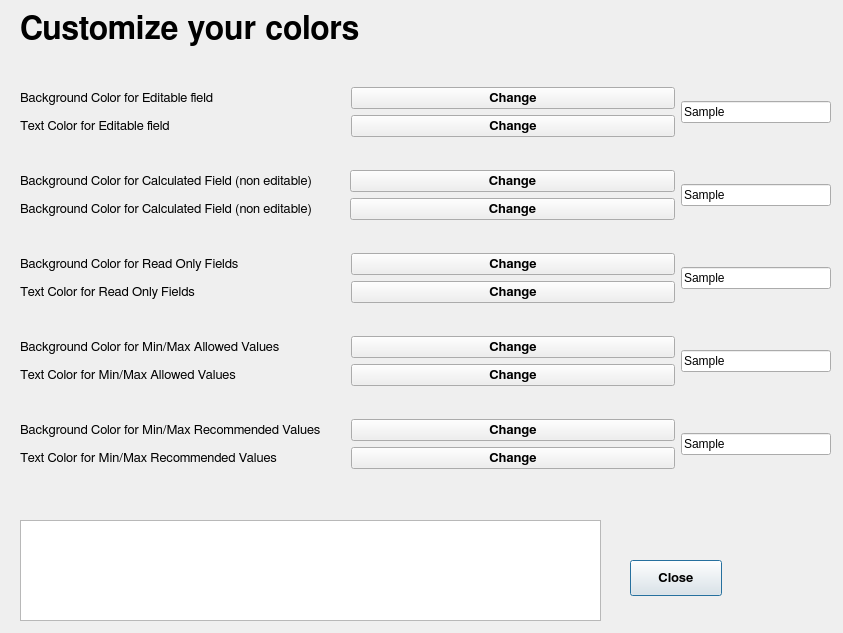
This is src/designer/colordialog.ui in jaaf/EasyBeer as Qt 5 draws it before an edit. The edited form follows.
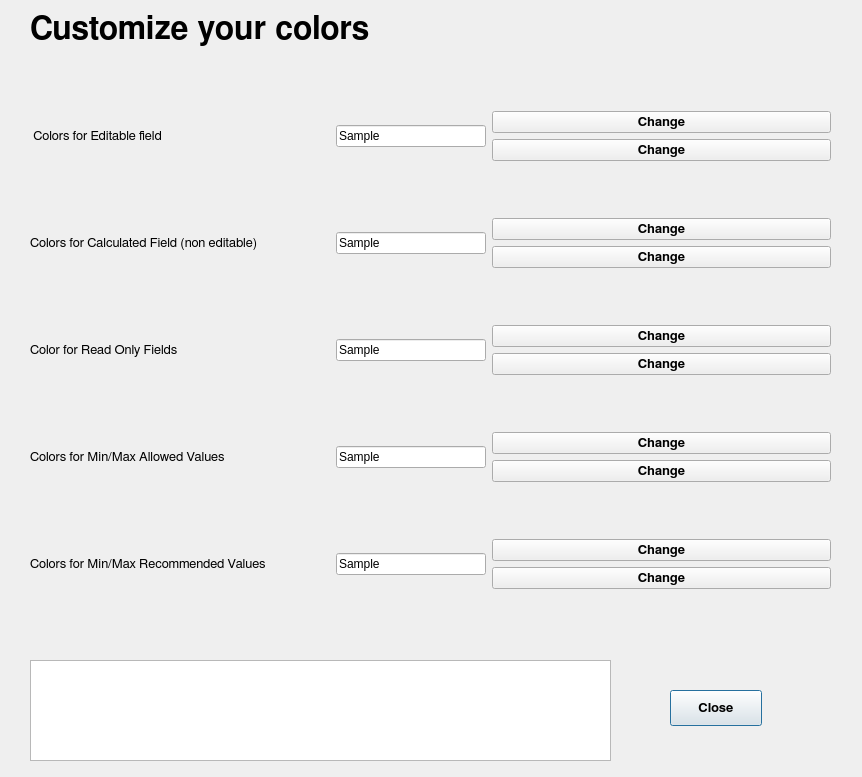
This is the edited form.

Commit message: simplifying color dialog

Patch:
```diff
--- a/src/designer/colordialog.ui
+++ b/src/designer/colordialog.ui
@@ -6,8 +6,8 @@
    <rect>
     <x>0</x>
     <y>0</y>
-    <width>843</width>
-    <height>633</height>
+    <width>862</width>
+    <height>777</height>
    </rect>
   </property>
   <property name="windowTitle">
@@ -16,7 +16,7 @@
   <widget class="QLabel" name="label_custom">
    <property name="geometry">
     <rect>
-     <x>20</x>
+     <x>30</x>
      <y>10</y>
      <width>421</width>
      <height>41</height>
@@ -37,8 +37,8 @@
   <widget class="QPushButton" name="close_button">
    <property name="geometry">
     <rect>
-     <x>630</x>
-     <y>560</y>
+     <x>670</x>
+     <y>690</y>
      <width>92</width>
      <height>36</height>
     </rect>
@@ -58,18 +58,16 @@
   <widget class="QWidget" name="layoutWidget">
    <property name="geometry">
     <rect>
-     <x>20</x>
+     <x>30</x>
      <y>60</y>
-     <width>811</width>
-     <height>436</height>
+     <width>801</width>
+     <height>581</height>
     </rect>
    </property>
    <layout class="QVBoxLayout" name="field_layout">
     <item>
-     <layout class="QHBoxLayout" name="horizontalLayout">
+     <layout class="QHBoxLayout" name="horizontalLayout_8">
       <item>
-       <layout class="QGridLayout" name="gridLayout">
-        <item row="0" column="0">
          <widget class="QLabel" name="label_1">
           <property name="minimumSize">
            <size>
@@ -79,7 +77,7 @@
           </property>
           <property name="maximumSize">
            <size>
-            <width>400</width>
+          <width>300</width>
             <height>16777215</height>
            </size>
           </property>
@@ -90,11 +88,26 @@
            </font>
           </property>
           <property name="text">
-           <string>Background Color for Editable field</string>
+         <string> Colors for Editable field</string>
           </property>
          </widget>
         </item>
-        <item row="0" column="1">
+      <item>
+       <widget class="QLineEdit" name="lineEdit_2">
+        <property name="maximumSize">
+         <size>
+          <width>150</width>
+          <height>16777215</height>
+         </size>
+        </property>
+        <property name="text">
+         <string>Sample</string>
+        </property>
+       </widget>
+      </item>
+      <item>
+       <layout class="QVBoxLayout" name="verticalLayout_3">
+        <item>
          <widget class="QPushButton" name="pushButton_1">
           <property name="minimumSize">
            <size>
@@ -102,6 +115,12 @@
             <height>0</height>
            </size>
           </property>
+          <property name="maximumSize">
+           <size>
+            <width>350</width>
+            <height>16777215</height>
+           </size>
+          </property>
           <property name="font">
            <font>
             <family>FreeSans</family>
@@ -115,32 +134,7 @@
           </property>
          </widget>
         </item>
-        <item row="1" column="0">
-         <widget class="QLabel" name="label_6">
-          <property name="minimumSize">
-           <size>
-            <width>300</width>
-            <height>0</height>
-           </size>
-          </property>
-          <property name="maximumSize">
-           <size>
-            <width>400</width>
-            <height>16777215</height>
-           </size>
-          </property>
-          <property name="font">
-           <font>
-            <family>FreeSans</family>
-            <pointsize>10</pointsize>
-           </font>
-          </property>
-          <property name="text">
-           <string>Text Color for Editable field</string>
-          </property>
-         </widget>
-        </item>
-        <item row="1" column="1">
+        <item>
          <widget class="QPushButton" name="pushButton_6">
           <property name="minimumSize">
            <size>
@@ -148,6 +142,12 @@
             <height>0</height>
            </size>
           </property>
+          <property name="maximumSize">
+           <size>
+            <width>350</width>
+            <height>16777215</height>
+           </size>
+          </property>
           <property name="font">
            <font>
             <family>FreeSans</family>
@@ -162,6 +162,35 @@
          </widget>
         </item>
        </layout>
+      </item>
+     </layout>
+    </item>
+    <item>
+     <layout class="QHBoxLayout" name="horizontalLayout_7">
+      <item>
+       <widget class="QLabel" name="label_2">
+        <property name="minimumSize">
+         <size>
+          <width>300</width>
+          <height>0</height>
+         </size>
+        </property>
+        <property name="maximumSize">
+         <size>
+          <width>300</width>
+          <height>16777215</height>
+         </size>
+        </property>
+        <property name="font">
+         <font>
+          <family>FreeSans</family>
+          <pointsize>10</pointsize>
+         </font>
+        </property>
+        <property name="text">
+         <string>Colors for Calculated Field (non editable)</string>
+        </property>
+       </widget>
       </item>
       <item>
        <widget class="QLineEdit" name="lineEdit_1">
@@ -179,41 +208,9 @@
         </property>
        </widget>
       </item>
-     </layout>
-    </item>
     <item>
-     <layout class="QHBoxLayout" name="horizontalLayout_2">
+       <layout class="QVBoxLayout" name="verticalLayout_2">
       <item>
-       <layout class="QGridLayout" name="gridLayout_2">
-        <property name="horizontalSpacing">
-         <number>5</number>
-        </property>
-        <item row="0" column="0">
-         <widget class="QLabel" name="label_2">
-          <property name="minimumSize">
-           <size>
-            <width>300</width>
-            <height>0</height>
-           </size>
-          </property>
-          <property name="maximumSize">
-           <size>
-            <width>400</width>
-            <height>16777215</height>
-           </size>
-          </property>
-          <property name="font">
-           <font>
-            <family>FreeSans</family>
-            <pointsize>10</pointsize>
-           </font>
-          </property>
-          <property name="text">
-           <string>Background Color for Calculated Field (non editable)</string>
-          </property>
-         </widget>
-        </item>
-        <item row="0" column="1">
          <widget class="QPushButton" name="pushButton_2">
           <property name="minimumSize">
            <size>
@@ -221,6 +218,12 @@
             <height>0</height>
            </size>
           </property>
+          <property name="maximumSize">
+           <size>
+            <width>350</width>
+            <height>16777215</height>
+           </size>
+          </property>
           <property name="font">
            <font>
             <family>FreeSans</family>
@@ -234,32 +237,7 @@
           </property>
          </widget>
         </item>
-        <item row="1" column="0">
-         <widget class="QLabel" name="label_7">
-          <property name="minimumSize">
-           <size>
-            <width>300</width>
-            <height>0</height>
-           </size>
-          </property>
-          <property name="maximumSize">
-           <size>
-            <width>400</width>
-            <height>16777215</height>
-           </size>
-          </property>
-          <property name="font">
-           <font>
-            <family>FreeSans</family>
-            <pointsize>10</pointsize>
-           </font>
-          </property>
-          <property name="text">
-           <string>Background Color for Calculated Field (non editable)</string>
-          </property>
-         </widget>
-        </item>
-        <item row="1" column="1">
+        <item>
          <widget class="QPushButton" name="pushButton_7">
           <property name="minimumSize">
            <size>
@@ -267,6 +245,12 @@
             <height>0</height>
            </size>
           </property>
+          <property name="maximumSize">
+           <size>
+            <width>350</width>
+            <height>16777215</height>
+           </size>
+          </property>
           <property name="font">
            <font>
             <family>FreeSans</family>
@@ -282,26 +266,11 @@
         </item>
        </layout>
       </item>
-      <item>
-       <widget class="QLineEdit" name="lineEdit_2">
-        <property name="maximumSize">
-         <size>
-          <width>150</width>
-          <height>16777215</height>
-         </size>
-        </property>
-        <property name="text">
-         <string>Sample</string>
-        </property>
-       </widget>
-      </item>
      </layout>
     </item>
     <item>
-     <layout class="QHBoxLayout" name="horizontalLayout_3">
+     <layout class="QHBoxLayout" name="horizontalLayout_9">
       <item>
-       <layout class="QGridLayout" name="gridLayout_3">
-        <item row="0" column="0">
          <widget class="QLabel" name="label_3">
           <property name="minimumSize">
            <size>
@@ -311,7 +280,7 @@
           </property>
           <property name="maximumSize">
            <size>
-            <width>400</width>
+          <width>300</width>
             <height>16777215</height>
            </size>
           </property>
@@ -322,11 +291,26 @@
            </font>
           </property>
           <property name="text">
-           <string>Background Color for Read Only Fields </string>
+         <string>Color for Read Only Fields </string>
           </property>
          </widget>
         </item>
-        <item row="0" column="1">
+      <item>
+       <widget class="QLineEdit" name="lineEdit_3">
+        <property name="maximumSize">
+         <size>
+          <width>150</width>
+          <height>16777215</height>
+         </size>
+        </property>
+        <property name="text">
+         <string>Sample</string>
+        </property>
+       </widget>
+      </item>
+      <item>
+       <layout class="QVBoxLayout" name="verticalLayout_4">
+        <item>
          <widget class="QPushButton" name="pushButton_3">
           <property name="minimumSize">
            <size>
@@ -334,6 +318,12 @@
             <height>0</height>
            </size>
           </property>
+          <property name="maximumSize">
+           <size>
+            <width>350</width>
+            <height>16777215</height>
+           </size>
+          </property>
           <property name="font">
            <font>
             <family>FreeSans</family>
@@ -347,32 +337,7 @@
           </property>
          </widget>
         </item>
-        <item row="1" column="0">
-         <widget class="QLabel" name="label_8">
-          <property name="minimumSize">
-           <size>
-            <width>300</width>
-            <height>0</height>
-           </size>
-          </property>
-          <property name="maximumSize">
-           <size>
-            <width>400</width>
-            <height>16777215</height>
-           </size>
-          </property>
-          <property name="font">
-           <font>
-            <family>FreeSans</family>
-            <pointsize>10</pointsize>
-           </font>
-          </property>
-          <property name="text">
-           <string>Text Color for Read Only Fields </string>
-          </property>
-         </widget>
-        </item>
-        <item row="1" column="1">
+        <item>
          <widget class="QPushButton" name="pushButton_8">
           <property name="minimumSize">
            <size>
@@ -380,6 +345,12 @@
             <height>0</height>
            </size>
           </property>
+          <property name="maximumSize">
+           <size>
+            <width>350</width>
+            <height>16777215</height>
+           </size>
+          </property>
           <property name="font">
            <font>
             <family>FreeSans</family>
@@ -395,26 +366,11 @@
         </item>
        </layout>
       </item>
-      <item>
-       <widget class="QLineEdit" name="lineEdit_3">
-        <property name="maximumSize">
-         <size>
-          <width>150</width>
-          <height>16777215</height>
-         </size>
-        </property>
-        <property name="text">
-         <string>Sample</string>
-        </property>
-       </widget>
-      </item>
      </layout>
     </item>
     <item>
-     <layout class="QHBoxLayout" name="horizontalLayout_4">
+     <layout class="QHBoxLayout" name="horizontalLayout_3">
       <item>
-       <layout class="QGridLayout" name="gridLayout_4">
-        <item row="0" column="0">
          <widget class="QLabel" name="label_4">
           <property name="minimumSize">
            <size>
@@ -424,7 +380,7 @@
           </property>
           <property name="maximumSize">
            <size>
-            <width>400</width>
+          <width>300</width>
             <height>16777215</height>
            </size>
           </property>
@@ -435,11 +391,26 @@
            </font>
           </property>
           <property name="text">
-           <string>Background Color for Min/Max Allowed Values</string>
+         <string>Colors for Min/Max Allowed Values</string>
           </property>
          </widget>
         </item>
-        <item row="0" column="1">
+      <item>
+       <widget class="QLineEdit" name="lineEdit_4">
+        <property name="maximumSize">
+         <size>
+          <width>150</width>
+          <height>16777215</height>
+         </size>
+        </property>
+        <property name="text">
+         <string>Sample</string>
+        </property>
+       </widget>
+      </item>
+      <item>
+       <layout class="QVBoxLayout" name="verticalLayout_5">
+        <item>
          <widget class="QPushButton" name="pushButton_4">
           <property name="minimumSize">
            <size>
@@ -447,6 +418,12 @@
             <height>0</height>
            </size>
           </property>
+          <property name="maximumSize">
+           <size>
+            <width>350</width>
+            <height>16777215</height>
+           </size>
+          </property>
           <property name="font">
            <font>
             <family>FreeSans</family>
@@ -460,32 +437,7 @@
           </property>
          </widget>
         </item>
-        <item row="1" column="0">
-         <widget class="QLabel" name="label_9">
-          <property name="minimumSize">
-           <size>
-            <width>300</width>
-            <height>0</height>
-           </size>
-          </property>
-          <property name="maximumSize">
-           <size>
-            <width>400</width>
-            <height>16777215</height>
-           </size>
-          </property>
-          <property name="font">
-           <font>
-            <family>FreeSans</family>
-            <pointsize>10</pointsize>
-           </font>
-          </property>
-          <property name="text">
-           <string>Text Color for Min/Max Allowed Values</string>
-          </property>
-         </widget>
-        </item>
-        <item row="1" column="1">
+        <item>
          <widget class="QPushButton" name="pushButton_9">
           <property name="minimumSize">
            <size>
@@ -493,6 +445,12 @@
             <height>0</height>
            </size>
           </property>
+          <property name="maximumSize">
+           <size>
+            <width>350</width>
+            <height>16777215</height>
+           </size>
+          </property>
           <property name="font">
            <font>
             <family>FreeSans</family>
@@ -508,26 +466,11 @@
         </item>
        </layout>
       </item>
-      <item>
-       <widget class="QLineEdit" name="lineEdit_4">
-        <property name="maximumSize">
-         <size>
-          <width>150</width>
-          <height>16777215</height>
-         </size>
-        </property>
-        <property name="text">
-         <string>Sample</string>
-        </property>
-       </widget>
-      </item>
      </layout>
     </item>
     <item>
-     <layout class="QHBoxLayout" name="horizontalLayout_5">
+     <layout class="QHBoxLayout" name="horizontalLayout_4">
       <item>
-       <layout class="QGridLayout" name="gridLayout_5">
-        <item row="0" column="0">
          <widget class="QLabel" name="label_5">
           <property name="minimumSize">
            <size>
@@ -537,7 +480,7 @@
           </property>
           <property name="maximumSize">
            <size>
-            <width>400</width>
+          <width>300</width>
             <height>16777215</height>
            </size>
           </property>
@@ -548,11 +491,26 @@
            </font>
           </property>
           <property name="text">
-           <string>Background Color for Min/Max Recommended Values</string>
+         <string>Colors for Min/Max Recommended Values</string>
           </property>
          </widget>
         </item>
-        <item row="0" column="1">
+      <item>
+       <widget class="QLineEdit" name="lineEdit_5">
+        <property name="maximumSize">
+         <size>
+          <width>150</width>
+          <height>16777215</height>
+         </size>
+        </property>
+        <property name="text">
+         <string>Sample</string>
+        </property>
+       </widget>
+      </item>
+      <item>
+       <layout class="QVBoxLayout" name="verticalLayout_6">
+        <item>
          <widget class="QPushButton" name="pushButton_5">
           <property name="minimumSize">
            <size>
@@ -560,6 +518,12 @@
             <height>0</height>
            </size>
           </property>
+          <property name="maximumSize">
+           <size>
+            <width>350</width>
+            <height>16777215</height>
+           </size>
+          </property>
           <property name="font">
            <font>
             <family>FreeSans</family>
@@ -573,32 +537,7 @@
           </property>
          </widget>
         </item>
-        <item row="1" column="0">
-         <widget class="QLabel" name="label_10">
-          <property name="minimumSize">
-           <size>
-            <width>300</width>
-            <height>0</height>
-           </size>
-          </property>
-          <property name="maximumSize">
-           <size>
-            <width>400</width>
-            <height>16777215</height>
-           </size>
-          </property>
-          <property name="font">
-           <font>
-            <family>FreeSans</family>
-            <pointsize>10</pointsize>
-           </font>
-          </property>
-          <property name="text">
-           <string>Text Color for Min/Max Recommended Values</string>
-          </property>
-         </widget>
-        </item>
-        <item row="1" column="1">
+        <item>
          <widget class="QPushButton" name="pushButton_10">
           <property name="minimumSize">
            <size>
@@ -606,6 +545,12 @@
             <height>0</height>
            </size>
           </property>
+          <property name="maximumSize">
+           <size>
+            <width>350</width>
+            <height>16777215</height>
+           </size>
+          </property>
           <property name="font">
            <font>
             <family>FreeSans</family>
@@ -621,19 +566,6 @@
         </item>
        </layout>
       </item>
-      <item>
-       <widget class="QLineEdit" name="lineEdit_5">
-        <property name="maximumSize">
-         <size>
-          <width>150</width>
-          <height>16777215</height>
-         </size>
-        </property>
-        <property name="text">
-         <string>Sample</string>
-        </property>
-       </widget>
-      </item>
      </layout>
     </item>
    </layout>
@@ -641,13 +573,31 @@
   <widget class="QTextEdit" name="info_edit">
    <property name="geometry">
     <rect>
-     <x>20</x>
-     <y>520</y>
+     <x>30</x>
+     <y>660</y>
      <width>581</width>
      <height>101</height>
     </rect>
    </property>
   </widget>
+  <widget class="QWidget" name="">
+   <property name="geometry">
+    <rect>
+     <x>-90</x>
+     <y>640</y>
+     <width>12</width>
+     <height>4</height>
+    </rect>
+   </property>
+   <layout class="QHBoxLayout" name="horizontalLayout_6">
+    <item>
+     <layout class="QHBoxLayout" name="horizontalLayout"/>
+    </item>
+    <item>
+     <layout class="QVBoxLayout" name="verticalLayout"/>
+    </item>
+   </layout>
+  </widget>
  </widget>
  <resources/>
  <connections/>
```
Lines whose indentation alone changed are shown as unchanged. The commit also changes 3 other files.
